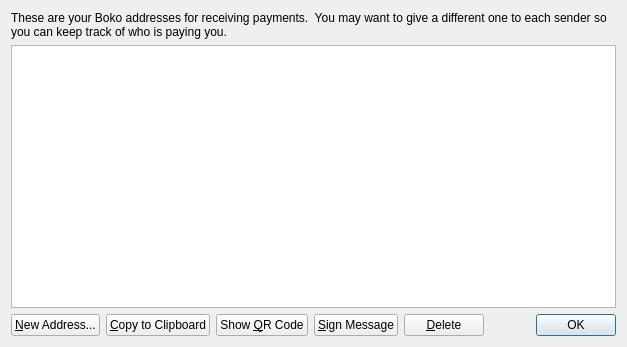
Before: the Qt Designer form src/qt/forms/addressbookpage.ui in TriptychCrypto/808, drawn with Qt 5.
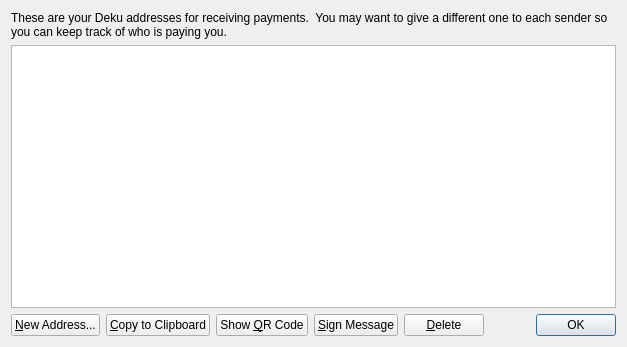
After: the same form once the commit is applied. Icons and pictures are not drawn.

```diff
--- a/src/qt/forms/addressbookpage.ui
+++ b/src/qt/forms/addressbookpage.ui
@@ -17,7 +17,7 @@
    <item>
     <widget class="QLabel" name="labelExplanation">
      <property name="text">
-      <string>These are your Boko addresses for receiving payments.  You may want to give a different one to each sender so you can keep track of who is paying you.</string>
+      <string>These are your Deku addresses for receiving payments.  You may want to give a different one to each sender so you can keep track of who is paying you.</string>
      </property>
      <property name="textFormat">
       <enum>Qt::AutoText</enum>
```
